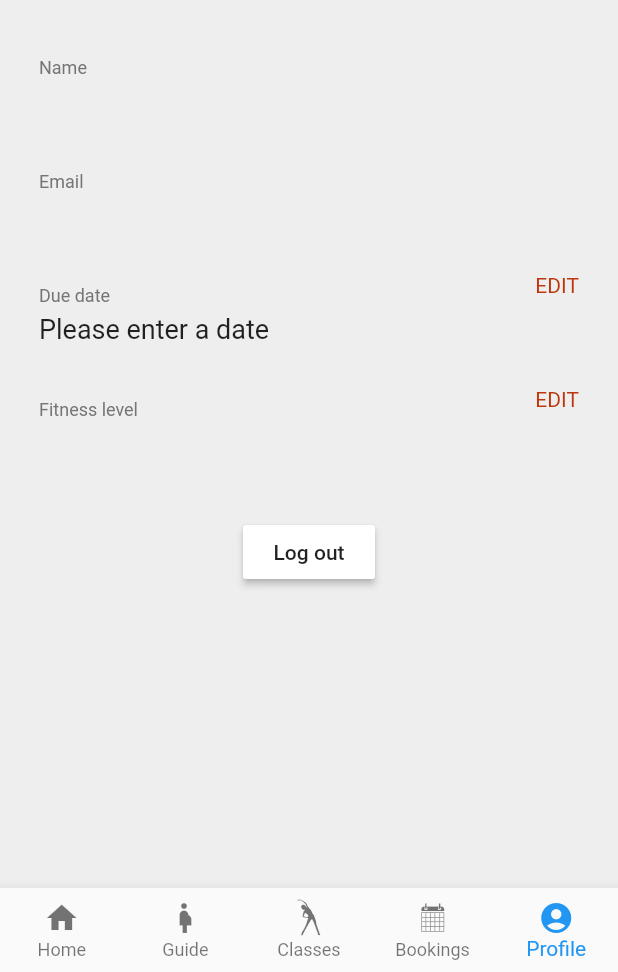
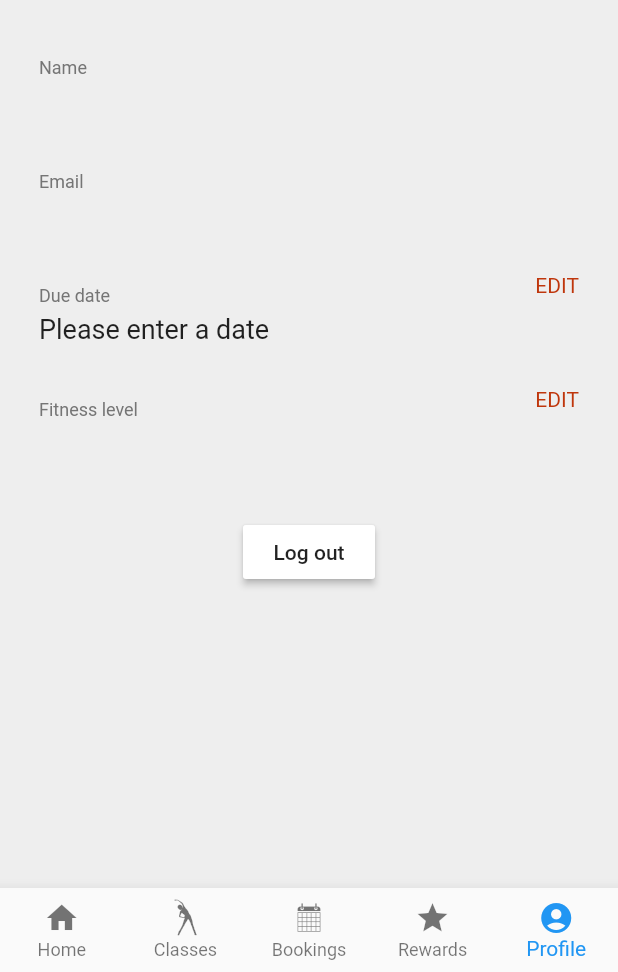
Before and after one commit to samheyman/flutter-app, a Flutter app: the HomeWidget screen opened by its route, item 5 of the bottom bar chosen, on a phone screen of 412 x 824 dp, the part 264-1236 px from its top. Run offline on Flutter 3.47's test engine with Material 2 defaults, Android fonts, the phone set to English and light mode, and no system bars; our stand-ins replace cloud_firestore, firebase_auth, google_sign_in; missing offline and left inert: flutter_circular_chart, flutter_facebook_login; accounts and stored records are empty; statements that could not run were skipped.

Commit message:
Add new Rewards page with link in bottom navigation

```diff
--- a/lib/bottom_navigation.dart
+++ b/lib/bottom_navigation.dart
@@ -7,10 +7,10 @@ final bottomNavigationItems = <BottomNavigationBarItem>[
       icon: Icon(Icons.home),
       title: Text('Home')
     ),
-    BottomNavigationBarItem(
-      icon: Icon(Icons.pregnant_woman),
-      title: Text('Guide')
-    ),
+    // BottomNavigationBarItem(
+    //   icon: Icon(Icons.pregnant_woman),
+    //   title: Text('Guide')
+    // ),
     BottomNavigationBarItem(
       icon: Icon(MyIcons.stretch),
       title: Text('Classes')
@@ -20,6 +20,10 @@ final bottomNavigationItems = <BottomNavigationBarItem>[
       title: Text('Bookings')
     ),
     BottomNavigationBarItem(
+      icon: Icon(Icons.star),
+      title: Text('Rewards')
+    ),
+    BottomNavigationBarItem(
       icon: Icon(Icons.account_circle),
       title: Text('Profile')
     ),
--- a/lib/pages/app_pages.dart
+++ b/lib/pages/app_pages.dart
@@ -3,14 +3,15 @@ import './home_widget.dart';
 import './classes_widget.dart';
 import './booked_classes_widget.dart';
 import './profile_widget.dart';
-import './guide_widget.dart';
+import './rewards_widget.dart';
 
 List<AppPage> appPages = [
   // Order is important. Needs to be the same as the navigation order!
   AppPage(pageTitle: 'Mama Fit Club', pageWidget: HomeWidget()),
-  AppPage(pageTitle: 'Guide', pageWidget: GuideWidget()),
+  // AppPage(pageTitle: 'Guide', pageWidget: GuideWidget()),
   AppPage(pageTitle: 'Classes', pageWidget: ClassesWidget()),
   AppPage(pageTitle: 'Bookings', pageWidget: BookedClassesWidget()),
+  AppPage(pageTitle: 'Rewards', pageWidget: RewardsWidget()),
   AppPage(pageTitle: 'Profile', pageWidget: ProfileWidget()),
 ];
 
```
Also changed, not shown: lib/pages/rewards_widget.dart (added, +28 -0 lines).
